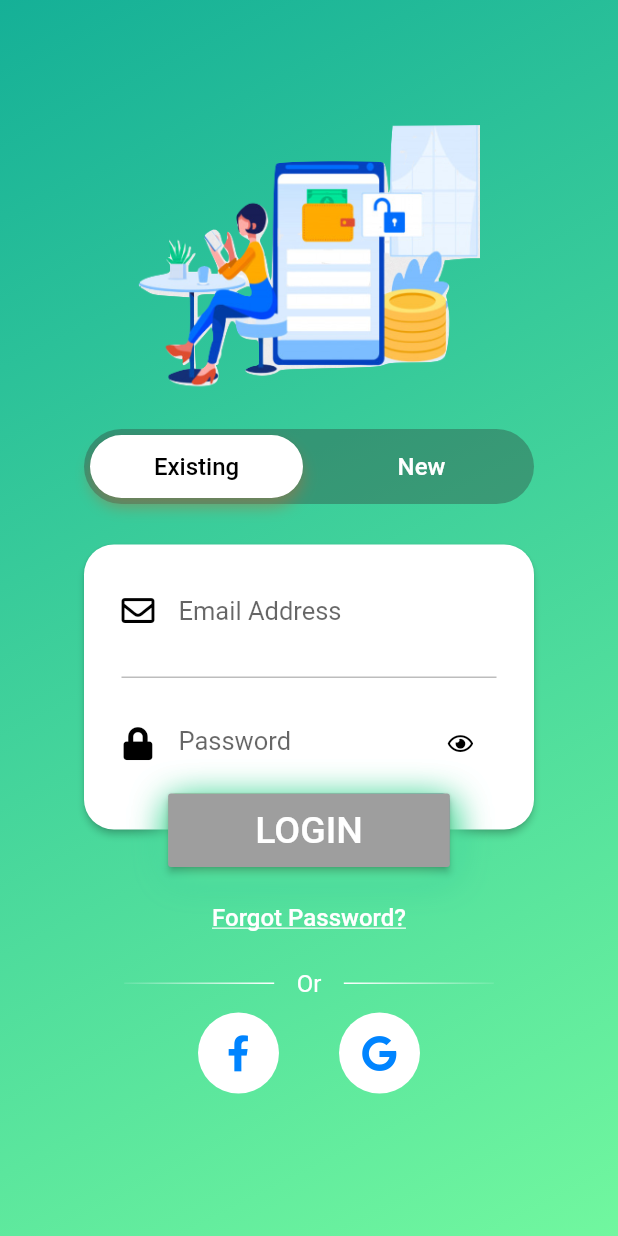
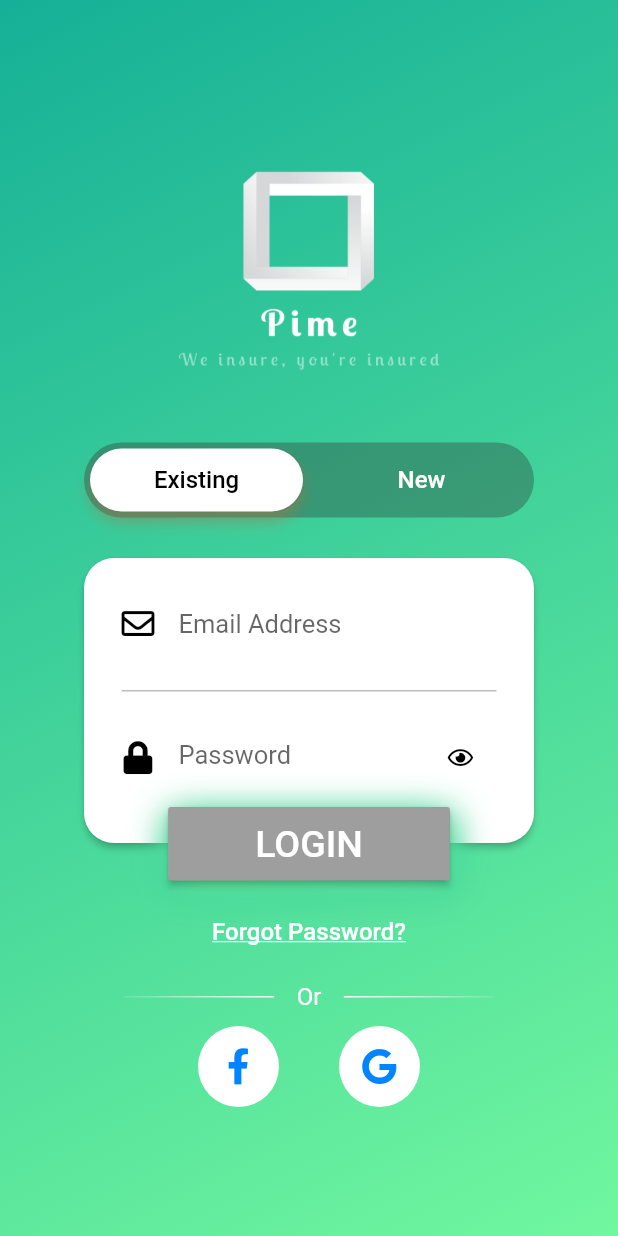
Before and after one commit to jorwong/FidorFlutterapp, a Flutter app: the screen it shows after launch, on a phone screen of 412 x 824 dp. Run offline on Flutter 3.47's test engine with Material 2 defaults, Android fonts, the phone set to English and light mode, and no system bars; our stand-ins replace flushbar, flutter_bloc, font_awesome_flutter, image_picker, rflutter_alert, shared_preferences and 1 more; missing offline and left inert: flutter_form_bloc, form_bloc; network calls fail; Roboto replaces fonts that are missing (WorkSansBold, WorkSansMedium, WorkSansSemiBold).

Commit message:
Flutter changes

```diff
--- a/lib/Screens/InsuranceFormPage/form_fields.dart
+++ b/lib/Screens/InsuranceFormPage/form_fields.dart
@@ -23,8 +23,8 @@ class FormFieldsExampleForm extends StatelessWidget {
           final formBloc = BlocProvider.of<FormFieldsExampleFormBloc>(context);
 
           return Scaffold(
-            appBar: AppBar(title: Text('Form Fields Example')),
-            backgroundColor: Color(0xFFf7418c),
+            appBar: AppBar(title: Text('Form Fields Example'), backgroundColor: Colors.lightBlue,),
+            backgroundColor: Colors.grey,
             body: FormBlocListener<FormFieldsExampleFormBloc, String, String>(
               onSubmitting: (context, state) => LoadingDialog.show(context),
               onSuccess: (context, state) {
@@ -43,7 +43,7 @@ class FormFieldsExampleForm extends StatelessWidget {
                   TextFieldBlocBuilder(
                     textFieldBloc: formBloc.textField,
                     decoration: InputDecoration(
-                      labelText: 'Phone Model',
+                      labelText: 'IPhone-XR 256GB',
                       prefixText: 'IPhone-XR 256GB',
                       prefixIcon: Icon(Icons.sentiment_very_satisfied),
                     ),
--- a/lib/Screens/loginPage/LoginPage.dart
+++ b/lib/Screens/loginPage/LoginPage.dart
@@ -77,10 +77,10 @@ class _LoginPageState extends State<LoginPage>
                     Padding(
                       padding: EdgeInsets.only(top: 75.0),
                       child: new Image(
-                          width: 250.0,
-                          height: 191.0,
+                          width: 220.0,
+                          height: 200.0,
                           fit: BoxFit.fill,
-                          image: new AssetImage('lib/asset/login.png')),
+                          image: new AssetImage('lib/asset/logo_transparent.png')),
                     ),
                     Padding(
                       padding: EdgeInsets.only(top: 20.0),
@@ -152,11 +152,11 @@ class _LoginPageState extends State<LoginPage>
         value,
         textAlign: TextAlign.center,
         style: TextStyle(
-            color: Colors.white,
+            color: Colors.black,
             fontSize: 16.0,
             fontFamily: "WorkSansSemiBold"),
       ),
-      backgroundColor: Colors.blue,
+      backgroundColor: Colors.white,
       duration: Duration(seconds: 3),
     ));
   }
@@ -461,7 +461,7 @@ class _LoginPageState extends State<LoginPage>
                 elevation: 2.0,
                 color: Colors.white,
                 shape: RoundedRectangleBorder(
-                  borderRadius: BorderRadius.circular(8.0),
+                  borderRadius: BorderRadius.circular(20.0),
                 ),
                 child: Container(
                   width: 300.0,
@@ -579,7 +579,7 @@ class _LoginPageState extends State<LoginPage>
                               FontAwesomeIcons.lock,
                               color: Colors.black,
                             ),
-                            hintText: "Confirmation",
+                            hintText: "Confirm Password",
                             hintStyle: TextStyle(
                                 fontFamily: "WorkSansSemiBold", fontSize: 16.0),
                             suffixIcon: GestureDetector(
@@ -626,8 +626,9 @@ class _LoginPageState extends State<LoginPage>
                       tileMode: TileMode.clamp),
                 ),
                 child: MaterialButton(
-                    highlightColor: Colors.transparent,
-                    splashColor: Theme.Colors.loginGradientEnd,
+                    // highlightColor: Colors.grey,
+                    // splashColor: Colors.grey,
+                    color: Colors.grey,
                     //shape: RoundedRectangleBorder(borderRadius: BorderRadius.all(Radius.circular(5.0))),
                     child: Padding(
                       padding: const EdgeInsets.symmetric(
@@ -641,7 +642,7 @@ class _LoginPageState extends State<LoginPage>
                       ),
                     ),
                     onPressed: () =>
-                        showInSnackBar("SignUp button pressed")),
+                          showInSnackBar("Email confirmation sent!")),
               ),
             ],
           ),
--- a/pubspec.yaml
+++ b/pubspec.yaml
@@ -61,6 +61,8 @@ flutter:
   - lib/asset/iphone-xr-black.png
   - lib/asset/back_button.png
   - lib/asset/login.png
+  - lib/asset/logo.png
+  - lib/asset/logo_transparent.png
   #  - images/a_dot_ham.jpeg
 
   # An image asset can refer to one or more resolution-specific "variants", see
```
Also changed, not shown: lib/Provider/homeListData.dart (+24 -24 lines), lib/Screens/Homepage/HomePageListView.dart (+14 -14 lines), lib/Screens/Homepage/Home_page_Remodel.dart (+5 -5 lines), lib/asset/logo.png (added), lib/asset/logo_transparent.png (added).
